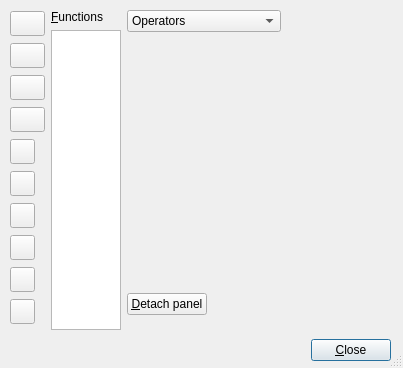
First picture: the form in src/frontends/qt4/ui/QMathUi.ui, repository cburschka/lyx, before the edit.
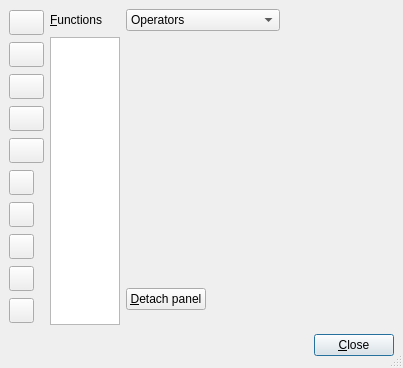
Second picture: the form after the edit. Icons and pictures are not drawn.

Commit message: Math Panel: * add dropdown menu with fractions * repair panel switching

The edit to the form file:
```diff
--- a/src/frontends/qt4/ui/QMathUi.ui
+++ b/src/frontends/qt4/ui/QMathUi.ui
@@ -18,31 +18,14 @@
   <property name="sizeGripEnabled" >
    <bool>true</bool>
   </property>
-  <widget class="QWidget" name="layoutWidget" >
-   <property name="geometry" >
-    <rect>
-     <x>10</x>
-     <y>10</y>
-     <width>381</width>
-     <height>354</height>
-    </rect>
-   </property>
    <layout class="QGridLayout" >
     <property name="margin" >
-     <number>0</number>
+    <number>9</number>
     </property>
     <property name="spacing" >
      <number>6</number>
     </property>
-    <item row="1" column="0" colspan="3" >
-     <layout class="QHBoxLayout" >
-      <property name="margin" >
-       <number>0</number>
-      </property>
-      <property name="spacing" >
-       <number>6</number>
-      </property>
-      <item>
+   <item row="3" column="2" colspan="3" >
        <spacer>
         <property name="orientation" >
          <enum>Qt::Horizontal</enum>
@@ -52,38 +35,56 @@
         </property>
         <property name="sizeHint" >
          <size>
-          <width>471</width>
+       <width>171</width>
           <height>28</height>
          </size>
         </property>
        </spacer>
       </item>
-      <item>
+   <item row="2" column="3" colspan="3" >
+    <spacer>
+     <property name="orientation" >
+      <enum>Qt::Horizontal</enum>
+     </property>
+     <property name="sizeHint" >
+      <size>
+       <width>153</width>
+       <height>51</height>
+      </size>
+     </property>
+    </spacer>
+   </item>
+   <item row="3" column="5" >
        <widget class="QPushButton" name="closePB" >
         <property name="text" >
          <string>&amp;Close</string>
         </property>
        </widget>
       </item>
-     </layout>
-    </item>
-    <item row="0" column="2" >
-     <layout class="QVBoxLayout" >
-      <property name="margin" >
-       <number>0</number>
-      </property>
-      <property name="spacing" >
-       <number>6</number>
-      </property>
-      <item>
-       <layout class="QHBoxLayout" >
-        <property name="margin" >
-         <number>0</number>
-        </property>
-        <property name="spacing" >
-         <number>6</number>
-        </property>
-        <item>
+   <item row="2" column="2" >
+    <widget class="QPushButton" name="tearoffPB" >
+     <property name="toolTip" >
+      <string>Open this panel as a separate window</string>
+     </property>
+     <property name="text" >
+      <string>&amp;Detach panel</string>
+     </property>
+    </widget>
+   </item>
+   <item row="0" column="4" colspan="2" >
+    <spacer>
+     <property name="orientation" >
+      <enum>Qt::Horizontal</enum>
+     </property>
+     <property name="sizeHint" >
+      <size>
+       <width>95</width>
+       <height>22</height>
+      </size>
+     </property>
+    </spacer>
+   </item>
+   <item row="0" column="2" colspan="2" >
          <widget class="QComboBox" name="symbolsCO" >
           <property name="sizePolicy" >
            <sizepolicy>
@@ -163,22 +164,42 @@
           </item>
          </widget>
         </item>
-        <item>
-         <spacer>
-          <property name="orientation" >
-           <enum>Qt::Horizontal</enum>
-          </property>
-          <property name="sizeHint" >
+   <item rowspan="2" row="1" column="1" >
+    <widget class="QListWidget" name="functionsLW" >
+     <property name="minimumSize" >
+      <size>
+       <width>70</width>
+       <height>0</height>
+      </size>
+     </property>
+     <property name="maximumSize" >
            <size>
-            <width>16</width>
-            <height>22</height>
-           </size>
-          </property>
-         </spacer>
-        </item>
-       </layout>
-      </item>
-      <item>
+       <width>60</width>
+       <height>500</height>
+      </size>
+     </property>
+     <property name="alternatingRowColors" >
+      <bool>true</bool>
+     </property>
+    </widget>
+   </item>
+   <item row="0" column="1" >
+    <widget class="QLabel" name="functionsLA" >
+     <property name="maximumSize" >
+      <size>
+       <width>100</width>
+       <height>16777215</height>
+      </size>
+     </property>
+     <property name="text" >
+      <string>&amp;Functions</string>
+     </property>
+     <property name="buddy" >
+      <cstring>functionsLW</cstring>
+     </property>
+    </widget>
+   </item>
+   <item row="1" column="2" colspan="4" >
        <widget class="QStackedWidget" name="symbolWS" >
         <property name="minimumSize" >
          <size>
@@ -193,8 +214,8 @@
         <widget class="QWidget" name="page_2" />
        </widget>
       </item>
-      <item>
-       <layout class="QHBoxLayout" >
+   <item rowspan="3" row="0" column="0" >
+    <layout class="QVBoxLayout" >
         <property name="margin" >
          <number>0</number>
         </property>
@@ -202,45 +223,41 @@
          <number>6</number>
         </property>
         <item>
-         <widget class="QPushButton" name="tearoffPB" >
+      <widget class="QPushButton" name="sqrtPB" >
+       <property name="minimumSize" >
+        <size>
+         <width>35</width>
+         <height>0</height>
+        </size>
+       </property>
+       <property name="maximumSize" >
+        <size>
+         <width>30</width>
+         <height>25</height>
+        </size>
+       </property>
           <property name="toolTip" >
            <string>Open this panel as a separate window</string>
           </property>
           <property name="text" >
-           <string>&amp;Detach panel</string>
-          </property>
+        <string/>
+       </property>
+       <property name="icon" >
+        <iconset>../../../../lib/images/math/sqrt-square.xpm</iconset>
+       </property>
          </widget>
         </item>
         <item>
-         <spacer>
-          <property name="orientation" >
-           <enum>Qt::Horizontal</enum>
-          </property>
-          <property name="sizeHint" >
+      <widget class="QPushButton" name="spacePB" >
+       <property name="minimumSize" >
            <size>
-            <width>81</width>
-            <height>51</height>
-           </size>
-          </property>
-         </spacer>
-        </item>
-       </layout>
-      </item>
-     </layout>
-    </item>
-    <item row="0" column="0" >
-     <layout class="QGridLayout" >
-      <property name="margin" >
-       <number>0</number>
-      </property>
-      <property name="spacing" >
-       <number>6</number>
-      </property>
-      <item row="9" column="0" >
-       <widget class="QToolButton" name="delimitersPB" >
+         <width>35</width>
+         <height>0</height>
+        </size>
+       </property>
         <property name="maximumSize" >
          <size>
-          <width>25</width>
+         <width>30</width>
           <height>25</height>
          </size>
         </property>
@@ -255,11 +272,17 @@
         </property>
        </widget>
       </item>
-      <item row="6" column="0" >
-       <widget class="QToolButton" name="subscriptPB" >
+     <item>
+      <widget class="QPushButton" name="stylePB" >
+       <property name="minimumSize" >
+        <size>
+         <width>35</width>
+         <height>0</height>
+        </size>
+       </property>
         <property name="maximumSize" >
          <size>
-          <width>25</width>
+         <width>30</width>
           <height>25</height>
          </size>
         </property>
@@ -274,7 +297,7 @@
         </property>
        </widget>
       </item>
-      <item row="3" column="0" >
+     <item>
        <widget class="QPushButton" name="fontPB" >
         <property name="minimumSize" >
          <size>
@@ -299,7 +322,32 @@
         </property>
        </widget>
       </item>
-      <item row="4" column="0" >
+     <item>
+      <widget class="QPushButton" name="fracPB" >
+       <property name="minimumSize" >
+        <size>
+         <width>35</width>
+         <height>0</height>
+        </size>
+       </property>
+       <property name="maximumSize" >
+        <size>
+         <width>30</width>
+         <height>25</height>
+        </size>
+       </property>
+       <property name="toolTip" >
+        <string>Set math font</string>
+       </property>
+       <property name="text" >
+        <string/>
+       </property>
+       <property name="icon" >
+        <iconset>../../../../lib/images/math/frac-square.xpm</iconset>
+       </property>
+      </widget>
+     </item>
+     <item>
        <widget class="QToolButton" name="equationPB" >
         <property name="sizePolicy" >
          <sizepolicy>
@@ -326,17 +374,11 @@
         </property>
        </widget>
       </item>
-      <item row="1" column="0" >
-       <widget class="QPushButton" name="spacePB" >
-        <property name="minimumSize" >
-         <size>
-          <width>35</width>
-          <height>0</height>
-         </size>
-        </property>
+     <item>
+      <widget class="QToolButton" name="subscriptPB" >
         <property name="maximumSize" >
          <size>
-          <width>30</width>
+         <width>25</width>
           <height>25</height>
          </size>
         </property>
@@ -351,7 +393,7 @@
         </property>
        </widget>
       </item>
-      <item row="7" column="0" >
+     <item>
        <widget class="QToolButton" name="superscriptPB" >
         <property name="maximumSize" >
          <size>
@@ -370,84 +412,7 @@
         </property>
        </widget>
       </item>
-      <item row="2" column="0" >
-       <widget class="QPushButton" name="stylePB" >
-        <property name="minimumSize" >
-         <size>
-          <width>35</width>
-          <height>0</height>
-         </size>
-        </property>
-        <property name="maximumSize" >
-         <size>
-          <width>30</width>
-          <height>25</height>
-         </size>
-        </property>
-        <property name="toolTip" >
-         <string>Set limits style</string>
-        </property>
-        <property name="text" >
-         <string/>
-        </property>
-        <property name="icon" >
-         <iconset>../../../../lib/images/math/style.xpm</iconset>
-        </property>
-       </widget>
-      </item>
-      <item row="5" column="0" >
-       <widget class="QToolButton" name="fracPB" >
-        <property name="sizePolicy" >
-         <sizepolicy>
-          <hsizetype>1</hsizetype>
-          <vsizetype>1</vsizetype>
-          <horstretch>0</horstretch>
-          <verstretch>0</verstretch>
-         </sizepolicy>
-        </property>
-        <property name="maximumSize" >
-         <size>
-          <width>25</width>
-          <height>25</height>
-         </size>
-        </property>
-        <property name="toolTip" >
-         <string>Insert fraction</string>
-        </property>
-        <property name="text" >
-         <string/>
-        </property>
-        <property name="icon" >
-         <iconset>../../../../lib/images/math/frac-square.xpm</iconset>
-        </property>
-       </widget>
-      </item>
-      <item row="0" column="0" >
-       <widget class="QPushButton" name="sqrtPB" >
-        <property name="minimumSize" >
-         <size>
-          <width>35</width>
-          <height>0</height>
-         </size>
-        </property>
-        <property name="maximumSize" >
-         <size>
-          <width>30</width>
-          <height>25</height>
-         </size>
-        </property>
-        <property name="toolTip" >
-         <string>Insert root</string>
-        </property>
-        <property name="text" >
-         <string/>
-        </property>
-        <property name="icon" >
-         <iconset>../../../../lib/images/math/sqrt-square.xpm</iconset>
-        </property>
-       </widget>
-      </item>
-      <item row="8" column="0" >
+     <item>
        <widget class="QToolButton" name="matrixPB" >
         <property name="maximumSize" >
          <size>
@@ -466,55 +431,28 @@
         </property>
        </widget>
       </item>
-     </layout>
-    </item>
-    <item row="0" column="1" >
-     <layout class="QVBoxLayout" >
-      <property name="margin" >
-       <number>0</number>
-      </property>
-      <property name="spacing" >
-       <number>6</number>
-      </property>
       <item>
-       <widget class="QLabel" name="functionsLA" >
+      <widget class="QToolButton" name="delimitersPB" >
         <property name="maximumSize" >
          <size>
-          <width>100</width>
-          <height>16777215</height>
-         </size>
-        </property>
+         <width>25</width>
+         <height>25</height>
+        </size>
+       </property>
+       <property name="toolTip" >
+        <string>Show delimiter and bracket dialog</string>
+       </property>
         <property name="text" >
-         <string>&amp;Functions</string>
-        </property>
-        <property name="buddy" >
-         <cstring>functionsLW</cstring>
+        <string/>
+       </property>
+       <property name="icon" >
+        <iconset>../../../../lib/images/math/delim.xpm</iconset>
         </property>
        </widget>
       </item>
-      <item>
-       <widget class="QListWidget" name="functionsLW" >
-        <property name="minimumSize" >
-         <size>
-          <width>70</width>
-          <height>0</height>
-         </size>
-        </property>
-        <property name="maximumSize" >
-         <size>
-          <width>60</width>
-          <height>500</height>
-         </size>
-        </property>
-        <property name="alternatingRowColors" >
-         <bool>true</bool>
-        </property>
-       </widget>
-      </item>
      </layout>
     </item>
    </layout>
-  </widget>
  </widget>
  <pixmapfunction></pixmapfunction>
  <tabstops>
```
Left out of the diff: 15 changed lines with no effect on the pictures. Lines whose indentation alone changed are shown as unchanged. The commit also changes 1 other file.
